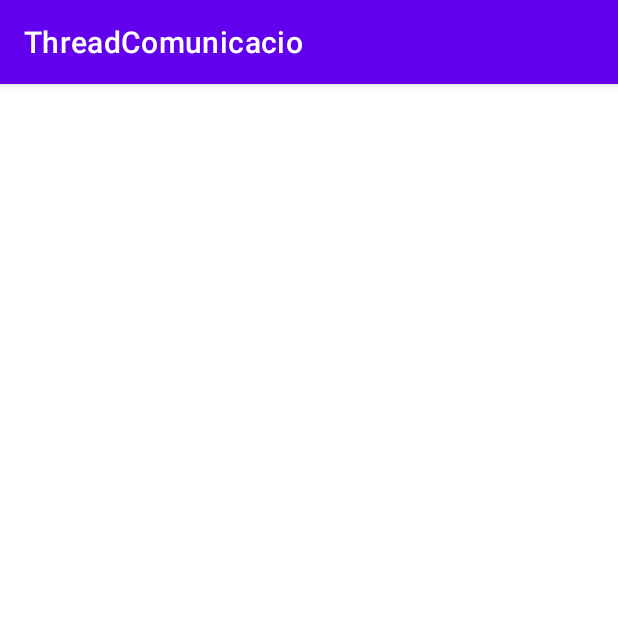
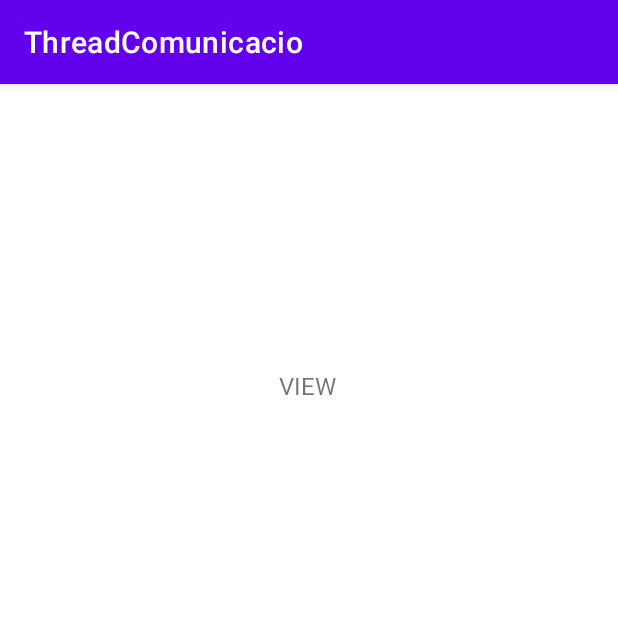
Before and after one commit to SergioHerreraMarin/ThreadComunicacio, an Android app: the screen it shows after launch (MainActivity), after a tap on "BUTTON", on a phone screen of 412 x 824 dp, the top half of it. Run offline under Robolectric (Android 15) with nearby library versions, the phone set to English and light mode, and no system bars; 1 statement that could not run was skipped.

Commit message:
Added TextLayout

```diff
--- a/app/src/main/java/com/example/threadcomunicacio/MainActivity.java
+++ b/app/src/main/java/com/example/threadcomunicacio/MainActivity.java
@@ -8,6 +8,7 @@ import android.os.Looper;
 import android.util.Log;
 import android.view.View;
 import android.widget.Button;
+import android.widget.TextView;
 
 import java.io.BufferedReader;
 import java.io.IOException;
@@ -28,6 +29,7 @@ public class MainActivity extends AppCompatActivity {
         super.onCreate(savedInstanceState);
         setContentView(R.layout.activity_main);
 
+        TextView textView = findViewById(R.id.textView);
         Button button = findViewById(R.id.button);
         ExecutorService executor = Executors.newSingleThreadExecutor();
         Handler handler = new Handler(Looper.getMainLooper());
@@ -42,14 +44,14 @@ public class MainActivity extends AppCompatActivity {
                     public void run() {
                         //Background work here
                         String res;
-                        res = getDataFromUrl("https://bytes.cat");
+                        res = getDataFromUrl("https://api.myip.com");
                         Log.i("MYAPP: ",res);
-                        /*handler.post(new Runnable() {
+                        handler.post(new Runnable() {
                             @Override
                             public void run() {
-
+                                textView.append(res);
                             }
-                        });*/
+                        });
                     }
                 });
 
--- a/app/src/main/res/layout/activity_main.xml
+++ b/app/src/main/res/layout/activity_main.xml
@@ -18,4 +18,18 @@
         app:layout_constraintTop_toTopOf="parent"
         app:layout_constraintVertical_bias="0.898" />
 
+    <TextView
+        android:id="@+id/textView"
+        android:layout_width="wrap_content"
+        android:layout_height="wrap_content"
+        android:text="VIEW"
+        android:textSize="16sp"
+        app:layout_constraintBottom_toBottomOf="parent"
+        app:layout_constraintEnd_toEndOf="parent"
+        app:layout_constraintHorizontal_bias="0.498"
+        app:layout_constraintStart_toStartOf="parent"
+        app:layout_constraintTop_toTopOf="parent"
+        app:layout_constraintVertical_bias="0.255"
+        tools:text="VIEW" />
+
 </androidx.constraintlayout.widget.ConstraintLayout>
```
